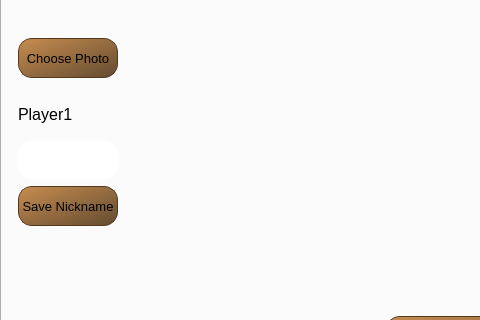
The window that windows/mainwindow.ui (redmms/mercury_chess) describes before a commit, drawn with Qt 5; both pictures show x 0 to 480 and y 226 to 546 of the 972 by 700 pixel window.
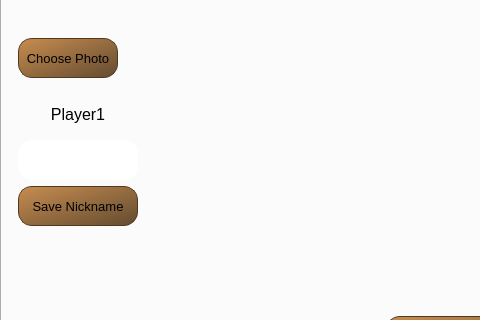
The same window after the commit. The open tabs and pages were chosen to show the change. Icons and pictures are not drawn.

What changed in the file:
```diff
--- a/windows/mainwindow.ui
+++ b/windows/mainwindow.ui
@@ -2075,15 +2075,21 @@
             </property>
             <item alignment="Qt::AlignLeft">
              <widget class="QLabel" name="profile_name">
+              <property name="sizePolicy">
+               <sizepolicy hsizetype="Fixed" vsizetype="Fixed">
+                <horstretch>0</horstretch>
+                <verstretch>0</verstretch>
+               </sizepolicy>
+              </property>
               <property name="minimumSize">
                <size>
-                <width>100</width>
+                <width>120</width>
                 <height>40</height>
                </size>
               </property>
               <property name="maximumSize">
                <size>
-                <width>100</width>
+                <width>120</width>
                 <height>40</height>
                </size>
               </property>
@@ -2095,19 +2101,28 @@
               <property name="text">
                <string>Player1</string>
               </property>
+              <property name="alignment">
+               <set>Qt::AlignCenter</set>
+              </property>
              </widget>
             </item>
             <item alignment="Qt::AlignLeft">
              <widget class="QLineEdit" name="name_edit">
+              <property name="sizePolicy">
+               <sizepolicy hsizetype="Fixed" vsizetype="Fixed">
+                <horstretch>0</horstretch>
+                <verstretch>0</verstretch>
+               </sizepolicy>
+              </property>
               <property name="minimumSize">
                <size>
-                <width>100</width>
+                <width>120</width>
                 <height>40</height>
                </size>
               </property>
               <property name="maximumSize">
                <size>
-                <width>100</width>
+                <width>120</width>
                 <height>40</height>
                </size>
               </property>
@@ -2119,20 +2134,20 @@
             <item alignment="Qt::AlignLeft">
              <widget class="QPushButton" name="change_name_button">
               <property name="sizePolicy">
-               <sizepolicy hsizetype="Expanding" vsizetype="Fixed">
+               <sizepolicy hsizetype="Fixed" vsizetype="Fixed">
                 <horstretch>0</horstretch>
                 <verstretch>0</verstretch>
                </sizepolicy>
               </property>
               <property name="minimumSize">
                <size>
-                <width>100</width>
+                <width>120</width>
                 <height>40</height>
                </size>
               </property>
               <property name="maximumSize">
                <size>
-                <width>100</width>
+                <width>120</width>
                 <height>40</height>
                </size>
               </property>
```
Left out of the diff: 15 changed lines with no effect on the pictures.
